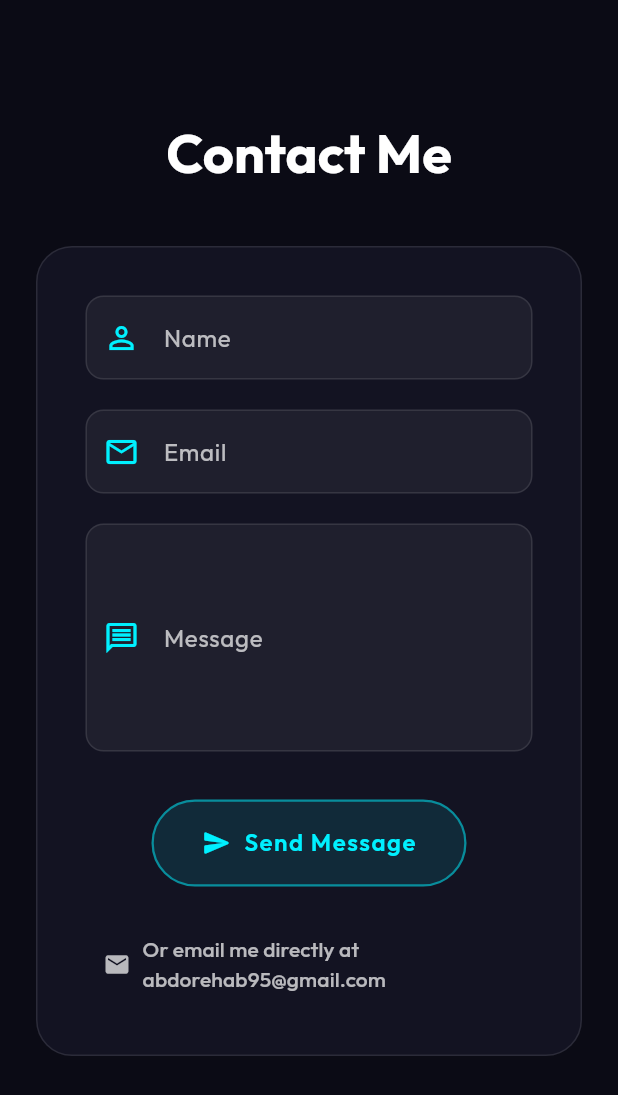
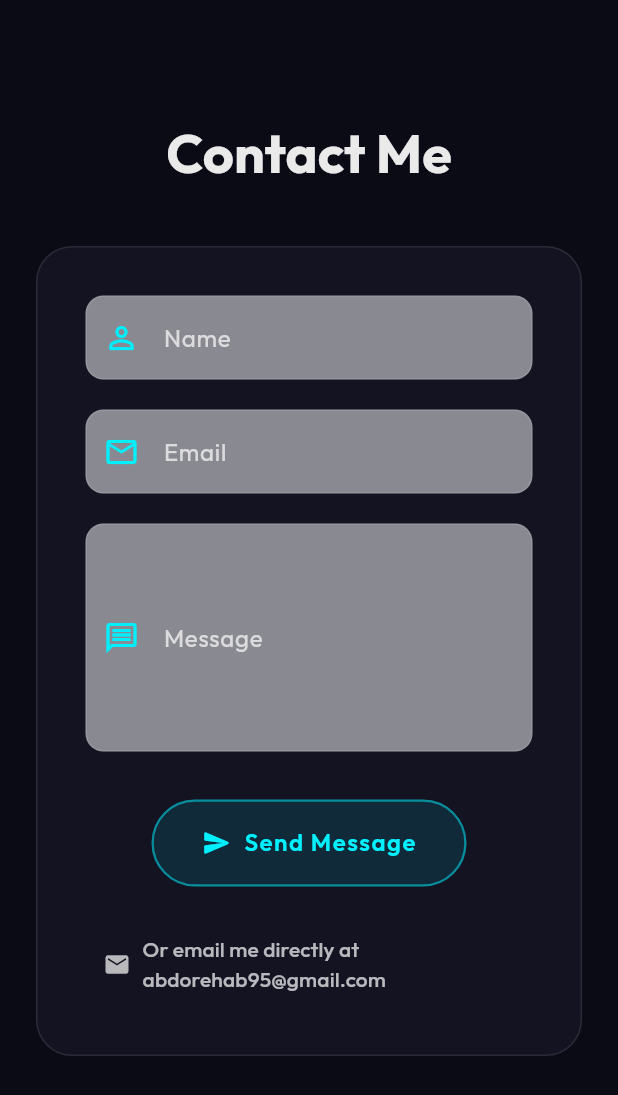
Before and after one commit to AbdallahRehab/abdallah-ali-rehab-portfolio, a Flutter app: the ContactSection widget shown alone on an empty page, opened directly, on a phone screen of 412 x 824 dp. Shown: the top 1095 px of the screen. Run offline on Flutter 3.47's test engine with Material 3 defaults, Android fonts, the phone set to English and light mode, and no system bars; drawn by our look-alikes of flutter_animate; our stand-ins replace font_awesome_flutter, google_fonts, responsive_framework, shared_preferences; accounts and stored records are empty.

Commit message:
fix: update light theme colors to be theme-aware

```diff
--- a/lib/core/theme/app_theme.dart
+++ b/lib/core/theme/app_theme.dart
@@ -16,6 +16,43 @@
   static const Color lightText = Color(0xFF1A1A2E);
   static const Color accentCyan = Color(0xFF00B8D4);
   static const Color accentPink = Color(0xFFE91E63);
+
+  // Theme-aware color getters
+  static Color primaryColor(BuildContext context) {
+    return Theme.of(context).brightness == Brightness.dark
+        ? neonCyan
+        : accentCyan;
+  }
+
+  static Color secondaryColor(BuildContext context) {
+    return Theme.of(context).brightness == Brightness.dark
+        ? neonPink
+        : accentPink;
+  }
+
+  static Color textColor(BuildContext context) {
+    return Theme.of(context).brightness == Brightness.dark
+        ? starlight
+        : lightText;
+  }
+
+  static Color textColorSecondary(BuildContext context) {
+    return Theme.of(context).brightness == Brightness.dark
+        ? Colors.white70
+        : lightText.withOpacity(0.7);
+  }
+
+  static Color surfaceColor(BuildContext context) {
+    return Theme.of(context).brightness == Brightness.dark
+        ? deepSpace
+        : lightSurface;
+  }
+
+  static Color borderColor(BuildContext context) {
+    return Theme.of(context).brightness == Brightness.dark
+        ? Colors.white.withOpacity(0.1)
+        : Colors.black.withOpacity(0.1);
+  }
 
   static ThemeData get darkTheme {
     return ThemeData(
--- a/lib/core/widgets/scroll_to_top_button.dart
+++ b/lib/core/widgets/scroll_to_top_button.dart
@@ -20,10 +20,12 @@
       child: isVisible
           ? FloatingActionButton(
                   onPressed: onPressed,
-                  backgroundColor: AppTheme.neonCyan,
-                  child: const Icon(
+                  backgroundColor: AppTheme.primaryColor(context),
+                  child: Icon(
                     Icons.arrow_upward_rounded,
-                    color: Colors.white,
+                    color: Theme.of(context).brightness == Brightness.dark
+                        ? Colors.white
+                        : Colors.white,
                   ),
                 )
                 .animate()
--- a/lib/features/contact/contact_section.dart
+++ b/lib/features/contact/contact_section.dart
@@ -90,7 +90,7 @@
               Text(
                 'Contact Me',
                 style: Theme.of(context).textTheme.displaySmall?.copyWith(
-                  color: Colors.white,
+                  color: AppTheme.textColor(context),
                   fontWeight: FontWeight.bold,
                 ),
               ).animate().fadeIn().slideY(begin: 0.2, end: 0),
@@ -100,9 +100,9 @@
               Container(
                 padding: const EdgeInsets.all(32),
                 decoration: BoxDecoration(
-                  color: AppTheme.deepSpace.withOpacity(0.5),
+                  color: AppTheme.surfaceColor(context).withOpacity(0.5),
                   borderRadius: BorderRadius.circular(24),
-                  border: Border.all(color: Colors.white.withOpacity(0.1)),
+                  border: Border.all(color: AppTheme.borderColor(context)),
                 ),
                 child: Form(
                   key: _formKey,
@@ -138,10 +138,15 @@
                         onPressed: () {
                           launchUrl(Uri.parse('mailto:abdorehab95@gmail.com'));
                         },
-                        icon: const Icon(Icons.email, color: Colors.white70),
-                        label: const Text(
+                        icon: Icon(
+                          Icons.email,
+                          color: AppTheme.textColorSecondary(context),
+                        ),
+                        label: Text(
                           'Or email me directly at abdorehab95@gmail.com',
-                          style: TextStyle(color: Colors.white70),
+                          style: TextStyle(
+                            color: AppTheme.textColorSecondary(context),
+                          ),
                         ),
                       ),
                     ],
@@ -166,7 +171,7 @@
       controller: controller,
       maxLines: maxLines,
       keyboardType: keyboardType,
-      style: const TextStyle(color: Colors.white),
+      style: TextStyle(color: AppTheme.textColor(context)),
       validator: (value) {
         if (value == null || value.isEmpty) {
           return 'Please enter your $label';
@@ -175,21 +180,21 @@
       },
       decoration: InputDecoration(
         labelText: label,
-        labelStyle: const TextStyle(color: Colors.white70),
-        prefixIcon: Icon(icon, color: AppTheme.neonCyan),
+        labelStyle: TextStyle(color: AppTheme.textColorSecondary(context)),
+        prefixIcon: Icon(icon, color: AppTheme.primaryColor(context)),
         filled: true,
-        fillColor: Colors.white.withOpacity(0.05),
+        fillColor: AppTheme.borderColor(context).withOpacity(0.5),
         border: OutlineInputBorder(
           borderRadius: BorderRadius.circular(12),
           borderSide: BorderSide.none,
         ),
         enabledBorder: OutlineInputBorder(
           borderRadius: BorderRadius.circular(12),
-          borderSide: BorderSide(color: Colors.white.withOpacity(0.1)),
+          borderSide: BorderSide(color: AppTheme.borderColor(context)),
         ),
         focusedBorder: OutlineInputBorder(
           borderRadius: BorderRadius.circular(12),
-          borderSide: const BorderSide(color: AppTheme.neonCyan),
+          borderSide: BorderSide(color: AppTheme.primaryColor(context)),
         ),
       ),
     );
--- a/lib/features/home/widgets/hero_section.dart
+++ b/lib/features/home/widgets/hero_section.dart
@@ -142,7 +142,7 @@
               style: Theme.of(context).textTheme.displayMedium?.copyWith(
                 fontWeight: FontWeight.bold,
                 letterSpacing: 2,
-                color: Colors.white,
+                color: AppTheme.textColor(context),
               ),
               textAlign: TextAlign.center,
             ).animate().fadeIn(duration: 800.ms).slideY(begin: 0.3, end: 0),
@@ -153,7 +153,7 @@
             Text(
               'Senior Mobile Developer',
               style: Theme.of(context).textTheme.headlineSmall?.copyWith(
-                color: AppTheme.neonCyan,
+                color: AppTheme.primaryColor(context),
                 fontWeight: FontWeight.w500,
                 letterSpacing: 1.5,
               ),
@@ -168,7 +168,7 @@
               child: Text(
                 'Crafting futuristic mobile experiences with Flutter. Specializing in high-performance, scalable applications for iOS and Android.',
                 style: Theme.of(context).textTheme.bodyLarge?.copyWith(
-                  color: Colors.white70,
+                  color: AppTheme.textColorSecondary(context),
                   height: 1.6,
                 ),
                 textAlign: TextAlign.center,
```
